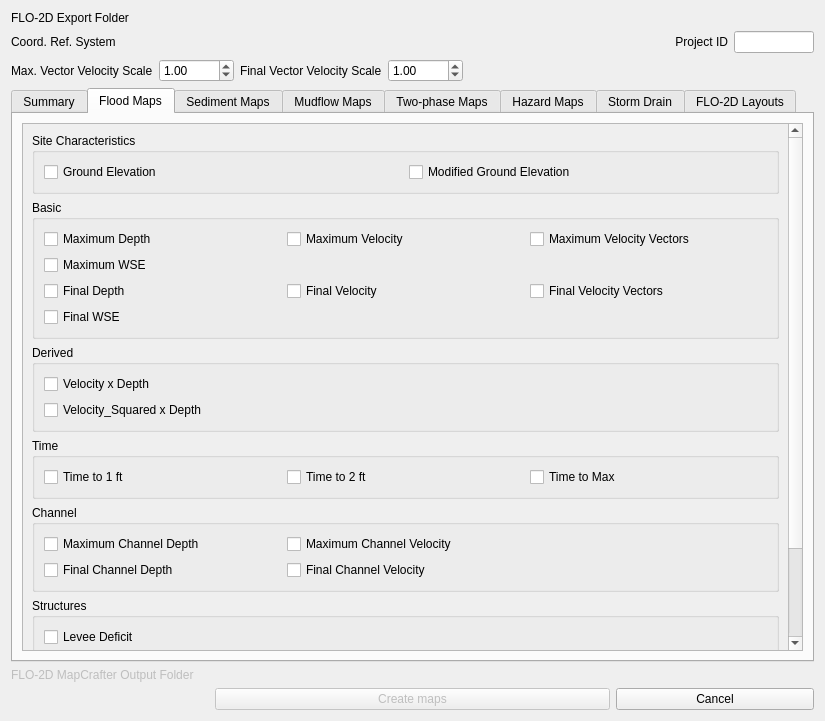
First picture: the form in flo2d_mapcrafter/flo2d_mapcrafter_dialog_base.ui, repository FLO-2DSoftware/FLO-2DMapCrafter, before the edit.
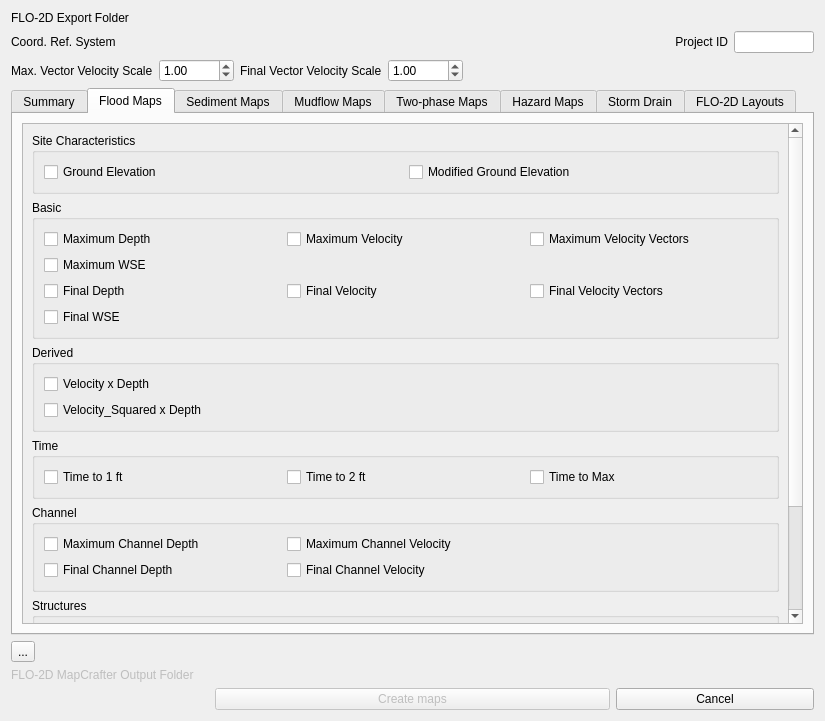
Second picture: the form after the edit. The open tabs and pages were chosen to show the change. Icons and pictures are not drawn. Custom widgets are drawn as their Qt base class.

Commit message: create the refresh button

The edit to the form file:
```diff
--- a/flo2d_mapcrafter/flo2d_mapcrafter_dialog_base.ui
+++ b/flo2d_mapcrafter/flo2d_mapcrafter_dialog_base.ui
@@ -543,8 +543,8 @@
            <rect>
             <x>0</x>
             <y>0</y>
-            <width>781</width>
-            <height>518</height>
+            <width>773</width>
+            <height>443</height>
            </rect>
           </property>
           <layout class="QGridLayout" name="gridLayout_99">
@@ -4088,6 +4088,26 @@
      </widget>
     </widget>
    </item>
+   <item>
+    <widget class="QToolButton" name="refresh_btn">
+     <property name="toolTip">
+      <string>&lt;html&gt;&lt;head/&gt;&lt;body&gt;&lt;p&gt;Re-scan output folder and update available files&lt;/p&gt;&lt;/body&gt;&lt;/html&gt;</string>
+     </property>
+     <property name="text">
+      <string>...</string>
+     </property>
+     <property name="icon">
+      <iconset>
+       <normaloff>img/refresh_button.svg</normaloff>img/refresh_button.svg</iconset>
+     </property>
+     <property name="iconSize">
+      <size>
+       <width>25</width>
+       <height>25</height>
+      </size>
+     </property>
+    </widget>
+   </item>
    <item>
     <layout class="QGridLayout" name="gridLayout_44">
      <item row="0" column="1" colspan="3">
```
Left out of the diff: 26 changed lines with no effect on the pictures.
